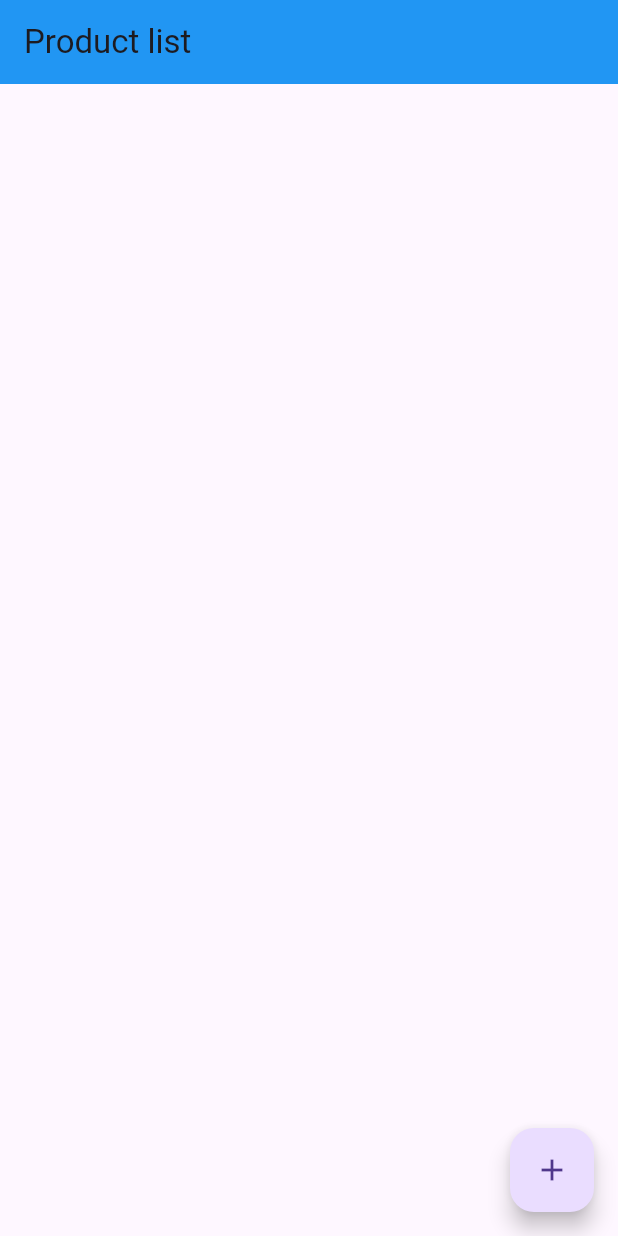
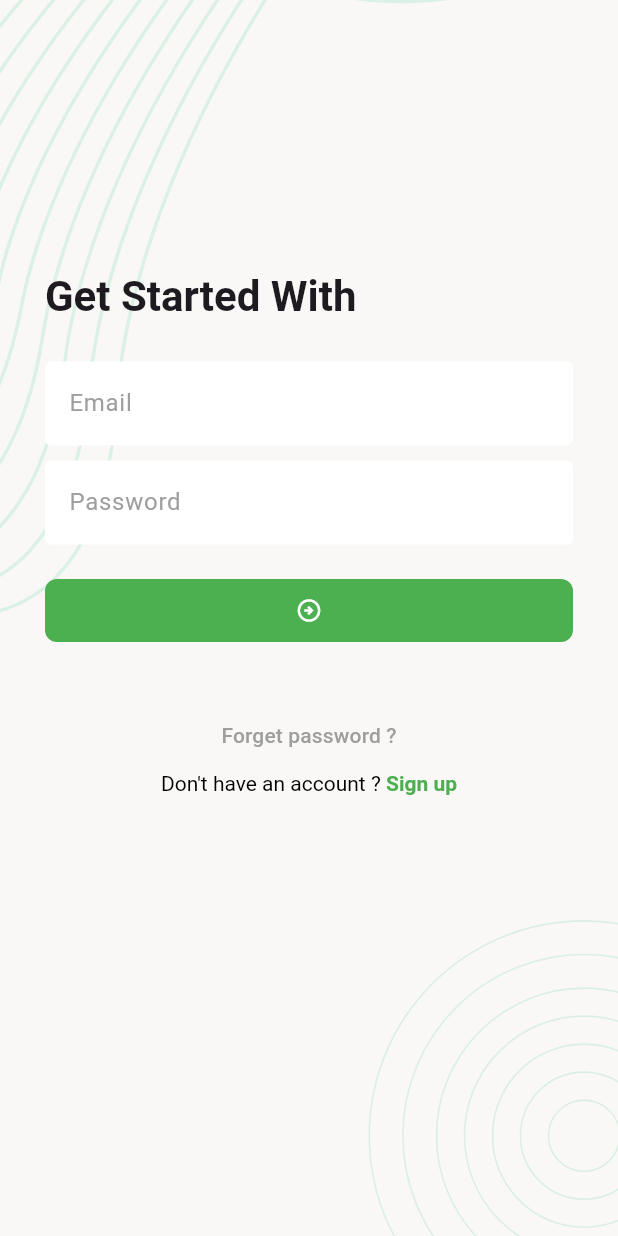
Before and after one commit to taufiqurSabbir/batch_16, a Flutter app: the screen it shows after launch, on a phone screen of 412 x 824 dp. Run offline on Flutter 3.47's test engine with Material 3 defaults, Android fonts, the phone set to English and light mode, and no system bars; our stand-ins replace flutter_screenutil, flutter_svg, shimmer, sqflite; accounts and stored records are empty.

Commit message:
task_manager_class_1

```diff
--- a/lib/app.dart
+++ b/lib/app.dart
@@ -1,5 +1,6 @@
 import 'package:flutter/material.dart';
 import 'package:flutter_16/module_13/pages/about.dart';
+import 'package:flutter_16/task_manager/screens/splash_screen.dart';
 import 'package:flutter_screenutil/flutter_screenutil.dart';
 
 import 'home.dart';
@@ -35,10 +36,50 @@
      splitScreenMode: true,
      builder: (_,child){
        return MaterialApp(
+         theme: ThemeData(
+           textTheme: TextTheme(
+             titleLarge: TextStyle(
+               fontSize: 28,
+               fontWeight: FontWeight.w600
+             )
+           ),
+
+
+           inputDecorationTheme: InputDecorationTheme(
+             fillColor: Colors.white,
+             filled: true,
+             hintStyle: TextStyle(
+               color: Colors.grey
+             ),
+
+             enabledBorder: OutlineInputBorder(
+               borderSide: BorderSide.none
+             ),
+
+             border: OutlineInputBorder(
+               borderSide: BorderSide.none
+             ),
+           ),
+
+
+           filledButtonTheme: FilledButtonThemeData(
+             style: FilledButton.styleFrom(
+               backgroundColor: Colors.green,
+               fixedSize: Size.fromWidth(double.maxFinite),
+               padding: EdgeInsets.symmetric(
+                 vertical: 12
+               ),
+               shape: RoundedRectangleBorder(
+                 borderRadius: BorderRadius.circular(8)
+               )
+             )
+           )
+
+         ),
          debugShowCheckedModeBanner: false,
          title: 'Flutter 16',
 
-         initialRoute: '/Crud',
+         initialRoute: '/SplashScreen',
 
          routes: {
            '/about' : (context) => about(),
@@ -51,6 +92,7 @@
            '/Module14Class3' : (context) => Module14Class3(),
            '/TaskHome' : (context) => TaskHome(),
            '/Crud' : (context) => Crud(),
+           '/SplashScreen' : (context) => SplashScreen(),
          },
        );
      },
--- /dev/null
+++ b/lib/task_manager/screens/login_screen.dart
@@ -0,0 +1,76 @@
+import 'package:flutter/material.dart';
+import 'package:flutter_16/task_manager/widget/screen_bg.dart';
+
+
+class LoginScreen extends StatefulWidget {
+
+  const LoginScreen({super.key});
+
+  @override
+  State<LoginScreen> createState() => _LoginScreenState();
+}
+
+class _LoginScreenState extends State<LoginScreen> {
+  @override
+  Widget build(BuildContext context) {
+    return Scaffold(
+      body: ScreenBG(child: Padding(
+        padding: const EdgeInsets.all(30.0),
+        child: Column(
+          crossAxisAlignment: CrossAxisAlignment.start,
+          children: [
+            SizedBox(height: 150,),
+            Text('Get Started With',
+            style: Theme.of(context).textTheme.titleLarge,
+            ),
+
+            SizedBox(height: 25,),
+            TextFormField(
+              decoration: InputDecoration(
+                hintText: 'Email'
+              ),
+            ),
+
+            SizedBox(height: 10,),
+
+            TextFormField(
+              obscureText: true,
+              decoration: InputDecoration(
+                  hintText: 'Password'
+              ),
+            ),
+
+            SizedBox(height: 20,),
+
+            FilledButton(onPressed: (){}, child: Icon(Icons.arrow_circle_right_outlined)),
+
+            SizedBox(height: 35,),
+
+            Center(
+              child: Column(
+                children: [
+                  TextButton(onPressed: (){}, child: Text('Forget password ?', style: TextStyle(color: Colors.grey),),),
+
+                  RichText(text: TextSpan(
+                    text: "Don't have an account ?",
+                    style: TextStyle(
+                      color: Colors.black
+                    ),
+                    children: [
+                      TextSpan(
+                      text: " Sign up",
+                      style: TextStyle(
+                          color: Colors.green,
+                        fontWeight: FontWeight.bold
+                      ),)
+                    ]
+                  ))
+                ],
+              ),
+            )
+          ],
+        ),
+      )),
+    );
+  }
+}
--- /dev/null
+++ b/lib/task_manager/screens/splash_screen.dart
@@ -0,0 +1,34 @@
+import 'package:flutter/material.dart';
+import 'package:flutter_16/task_manager/screens/login_screen.dart';
+import 'package:flutter_16/task_manager/utils/asset_path.dart';
+import 'package:flutter_svg/flutter_svg.dart';
+
+import '../widget/screen_bg.dart';
+
+class SplashScreen extends StatefulWidget {
+  const SplashScreen({super.key});
+
+  @override
+  State<SplashScreen> createState() => _SplashScreenState();
+}
+
+class _SplashScreenState extends State<SplashScreen> {
+
+  @override
+  void initState() {
+    // TODO: implement initState
+    super.initState();
+    moveToNextScreen();
+  }
+
+
+  Future<void>moveToNextScreen()async {
+   await Future.delayed(Duration(seconds: 3));
+    Navigator.pushReplacement(context, MaterialPageRoute(builder: (context)=>LoginScreen()));
+  }
+
+  @override
+  Widget build(BuildContext context) {
+    return ScreenBG(child: Center(child: Image.asset(AssetPath.logo , width: 300, height: 300,)),);
+  }
+}
--- /dev/null
+++ b/lib/task_manager/utils/asset_path.dart
@@ -0,0 +1,5 @@
+class AssetPath {
+  static String imagePath = 'asset';
+  static String backgroundSVG = '$imagePath/background.svg';
+  static String logo = '$imagePath/logo.png';
+}
--- /dev/null
+++ b/lib/task_manager/widget/screen_bg.dart
@@ -0,0 +1,25 @@
+import 'package:flutter/material.dart';
+import 'package:flutter_svg/svg.dart';
+
+import '../utils/asset_path.dart';
+
+class ScreenBG extends StatelessWidget {
+  final Widget child;
+  const ScreenBG({
+    super.key, required this.child,
+  });
+
+  @override
+  Widget build(BuildContext context) {
+    return Stack(
+      children: [
+        SvgPicture.asset(
+            width: double.maxFinite,
+            height: double.maxFinite,
+            fit: BoxFit.cover,
+            AssetPath.backgroundSVG),
+        child
+      ],
+    );
+  }
+}
--- a/pubspec.yaml
+++ b/pubspec.yaml
@@ -41,6 +41,7 @@
   sqflite: ^2.4.3
   path: ^1.9.1
   http: ^1.6.0
+  flutter_svg: ^2.3.0
 
 dev_dependencies:
   flutter_test:
```
Also changed, not shown: asset/Artboard – 1.png (added), asset/background.svg (added), asset/logo.png (added), pubspec.lock.
